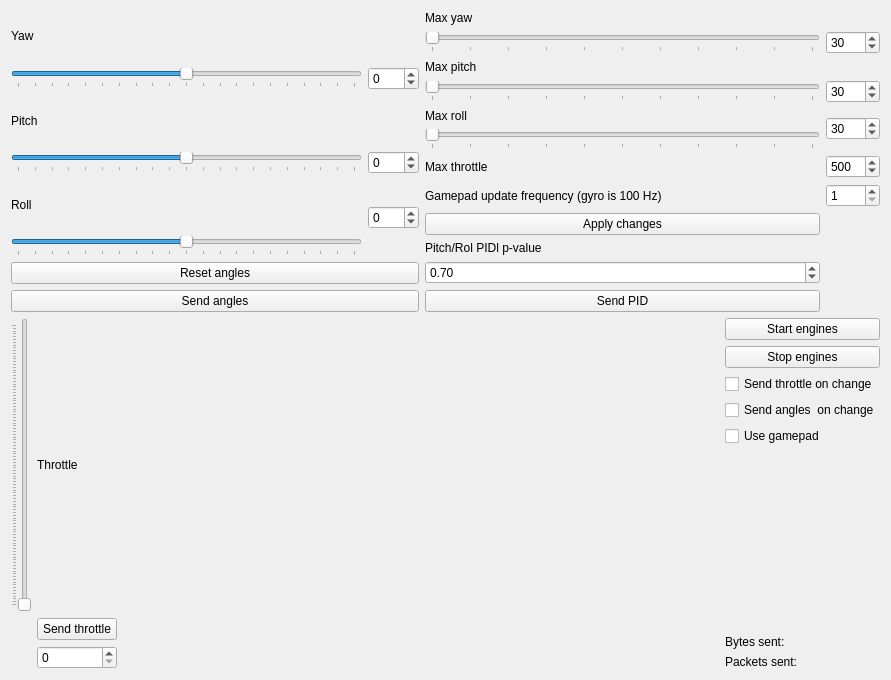
First picture: the form in FlightController/Python/GraphicalController/gui.ui, repository debnera/arduino-quadcopter, before the edit.
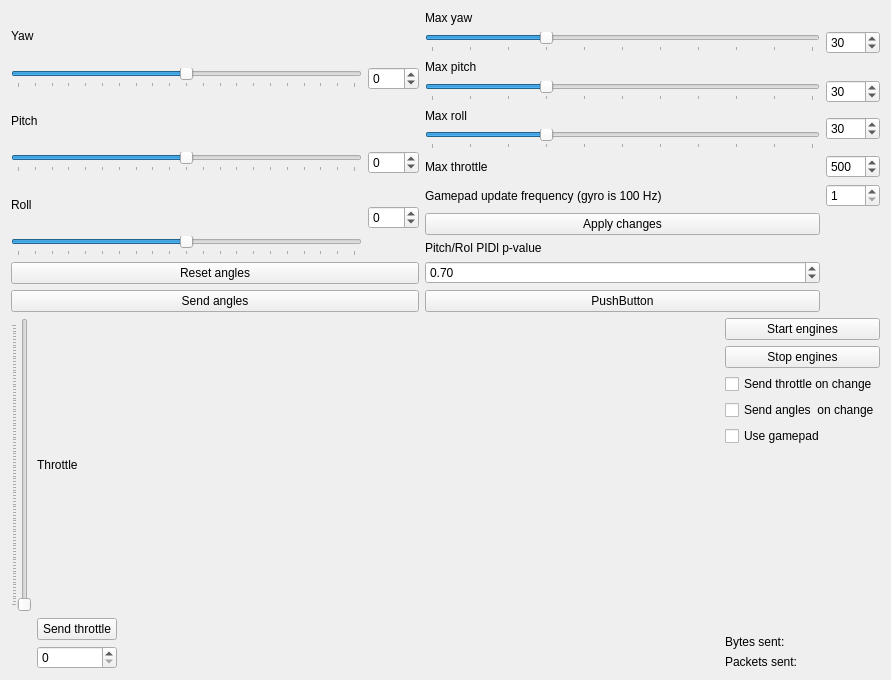
Second picture: the form after the edit.

Commit message: GraphicalController: Fixed default values again.

Patch:
```diff
--- a/FlightController/Python/GraphicalController/gui.ui
+++ b/FlightController/Python/GraphicalController/gui.ui
@@ -231,6 +231,9 @@
        <property name="maximum">
         <number>100</number>
        </property>
+       <property name="value">
+        <number>30</number>
+       </property>
        <property name="orientation">
         <enum>Qt::Horizontal</enum>
        </property>
@@ -260,6 +263,9 @@
        <property name="maximum">
         <number>100</number>
        </property>
+       <property name="value">
+        <number>30</number>
+       </property>
        <property name="orientation">
         <enum>Qt::Horizontal</enum>
        </property>
@@ -305,6 +311,9 @@
        <property name="maximum">
         <number>100</number>
        </property>
+       <property name="value">
+        <number>30</number>
+       </property>
        <property name="orientation">
         <enum>Qt::Horizontal</enum>
        </property>
@@ -387,7 +396,7 @@
      <item row="11" column="0">
       <widget class="QPushButton" name="send_PID">
        <property name="text">
-        <string>Send PID</string>
+        <string>PushButton</string>
        </property>
       </widget>
      </item>
```
